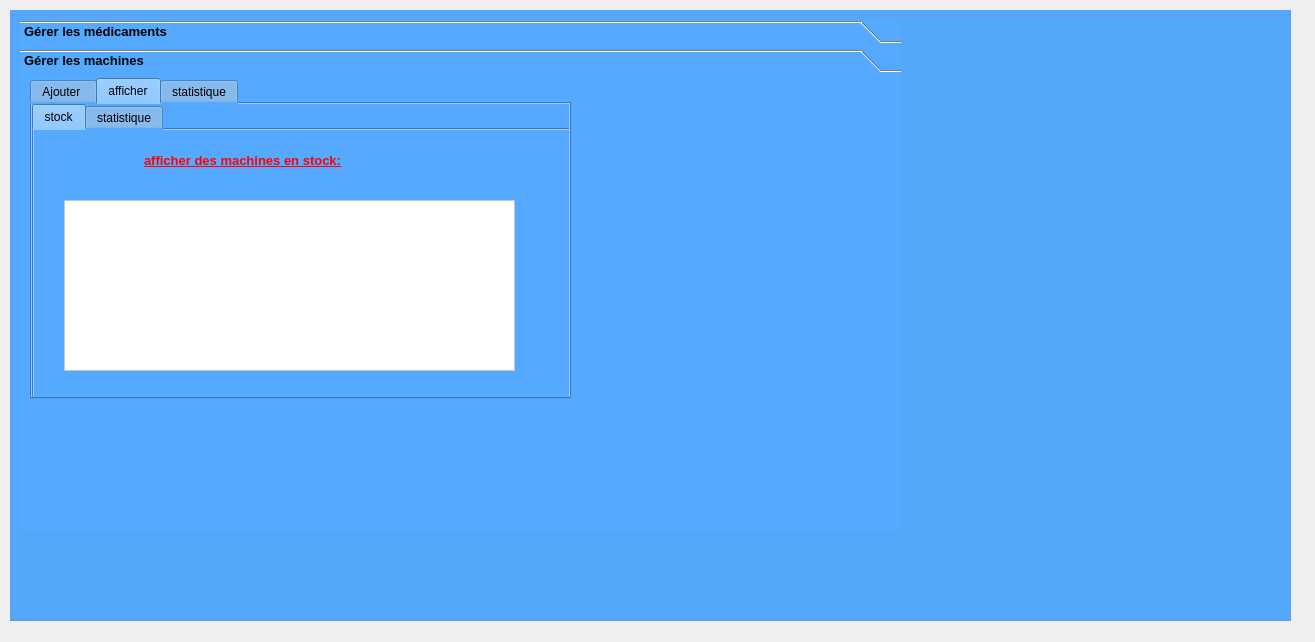
Old version of the form form.ui in the repository Oussamab6/E-Health_2A14.
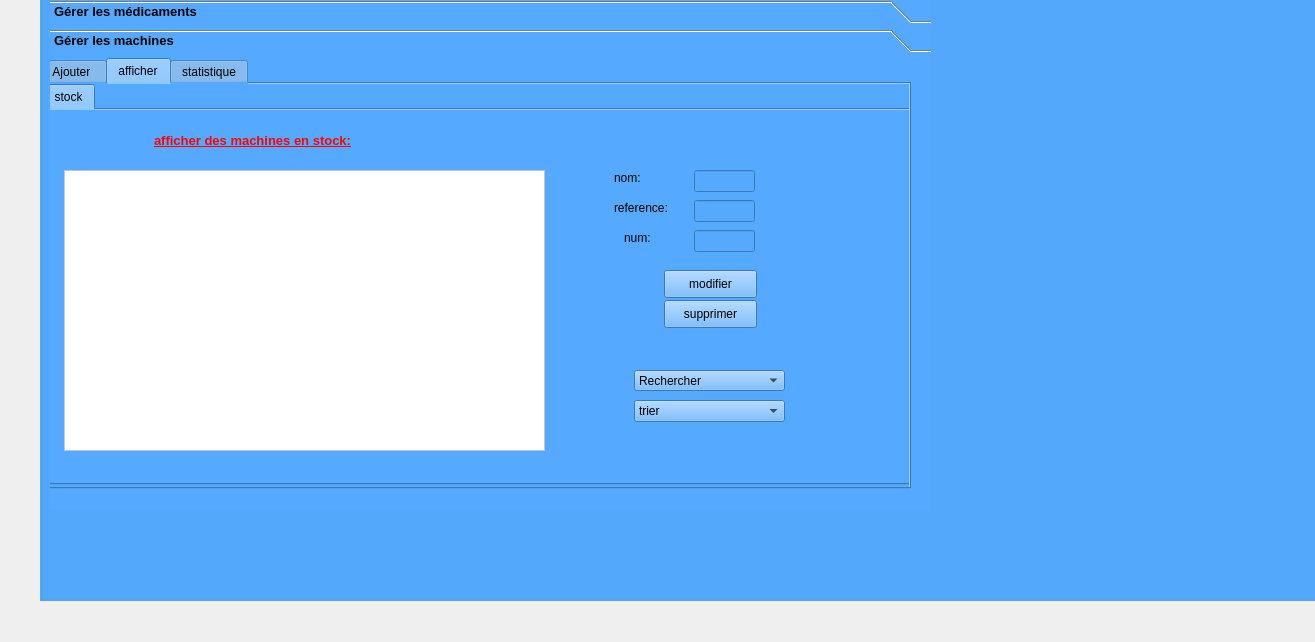
New version of the form. The open tabs and pages were chosen to show the change.

What changed in the file:
```diff
--- a/form.ui
+++ b/form.ui
@@ -16,8 +16,8 @@
   <widget class="QGroupBox" name="groupBox">
    <property name="geometry">
     <rect>
-     <x>10</x>
-     <y>10</y>
+     <x>40</x>
+     <y>-10</y>
      <width>1281</width>
      <height>611</height>
     </rect>
@@ -69,7 +69,7 @@
        </rect>
       </property>
       <property name="currentIndex">
-       <number>0</number>
+       <number>1</number>
       </property>
       <widget class="QWidget" name="tab">
        <attribute name="title">
@@ -535,14 +535,14 @@
      <widget class="QTabWidget" name="tabWidget_2">
       <property name="geometry">
        <rect>
-        <x>10</x>
+        <x>-10</x>
         <y>0</y>
-        <width>541</width>
-        <height>321</height>
+        <width>871</width>
+        <height>431</height>
        </rect>
       </property>
       <property name="currentIndex">
-       <number>1</number>
+       <number>0</number>
       </property>
       <widget class="QWidget" name="tab_3">
        <attribute name="title">
@@ -664,6 +664,32 @@
          <string notr="true">background-color: rgb(255, 255, 255);</string>
         </property>
        </widget>
+       <widget class="QLabel" name="label_18">
+        <property name="geometry">
+         <rect>
+          <x>60</x>
+          <y>200</y>
+          <width>55</width>
+          <height>16</height>
+         </rect>
+        </property>
+        <property name="styleSheet">
+         <string notr="true">font: 75 10pt &quot;MS Shell Dlg 2&quot;;</string>
+        </property>
+        <property name="text">
+         <string>num:</string>
+        </property>
+       </widget>
+       <widget class="QLineEdit" name="lineEdit">
+        <property name="geometry">
+         <rect>
+          <x>200</x>
+          <y>200</y>
+          <width>113</width>
+          <height>22</height>
+         </rect>
+        </property>
+       </widget>
       </widget>
       <widget class="QWidget" name="tab_4">
        <attribute name="title">
@@ -674,12 +700,12 @@
          <rect>
           <x>0</x>
           <y>0</y>
-          <width>541</width>
-          <height>301</height>
+          <width>1081</width>
+          <height>401</height>
          </rect>
         </property>
         <property name="currentIndex">
-         <number>1</number>
+         <number>0</number>
         </property>
         <widget class="QWidget" name="tab_10">
          <attribute name="title">
@@ -709,75 +735,168 @@
            <string>afficher des machines en stock:</string>
           </property>
          </widget>
-         <widget class="QListView" name="listView_2">
+         <widget class="QPushButton" name="pushButton_5">
           <property name="geometry">
            <rect>
-            <x>30</x>
-            <y>70</y>
-            <width>451</width>
-            <height>171</height>
+            <x>620</x>
+            <y>190</y>
+            <width>93</width>
+            <height>28</height>
            </rect>
           </property>
-          <property name="styleSheet">
-           <string notr="true">background-color: rgb(255, 255, 255);</string>
+          <property name="text">
+           <string>supprimer</string>
           </property>
          </widget>
-        </widget>
-        <widget class="QWidget" name="tab_17">
-         <attribute name="title">
-          <string>statistique</string>
-         </attribute>
+         <widget class="QPushButton" name="pushButton_mod_2">
+          <property name="geometry">
+           <rect>
+            <x>620</x>
+            <y>160</y>
+            <width>93</width>
+            <height>28</height>
+           </rect>
+          </property>
+          <property name="text">
+           <string>modifier</string>
+          </property>
+         </widget>
+         <widget class="QComboBox" name="comboBox_reche_2">
+          <property name="geometry">
+           <rect>
+            <x>590</x>
+            <y>260</y>
+            <width>151</width>
+            <height>21</height>
+           </rect>
+          </property>
+          <item>
+           <property name="text">
+            <string>Rechercher</string>
+           </property>
+          </item>
+          <item>
+           <property name="text">
+            <string>Nom</string>
+           </property>
+          </item>
+          <item>
+           <property name="text">
+            <string>Reference</string>
+           </property>
+          </item>
+          <item>
+           <property name="text">
+            <string>Nom et Num</string>
+           </property>
+          </item>
+         </widget>
+         <widget class="QComboBox" name="comboBox_trier_2">
+          <property name="geometry">
+           <rect>
+            <x>590</x>
+            <y>290</y>
+            <width>151</width>
+            <height>22</height>
+           </rect>
+          </property>
+          <item>
+           <property name="text">
+            <string>trier</string>
+           </property>
+          </item>
+          <item>
+           <property name="text">
+            <string>Reference et Nom et Num</string>
+           </property>
+          </item>
+          <item>
+           <property name="text">
+            <string>Reference</string>
+           </property>
+          </item>
+          <item>
+           <property name="text">
+            <string>Num</string>
+           </property>
+          </item>
+         </widget>
+         <widget class="QLabel" name="label_7">
+          <property name="geometry">
+           <rect>
+            <x>570</x>
+            <y>90</y>
+            <width>71</width>
+            <height>16</height>
+           </rect>
+          </property>
+          <property name="text">
+           <string>reference:</string>
+          </property>
+         </widget>
+         <widget class="QLabel" name="label_8">
+          <property name="geometry">
+           <rect>
+            <x>580</x>
+            <y>120</y>
+            <width>55</width>
+            <height>16</height>
+           </rect>
+          </property>
+          <property name="text">
+           <string>num:</string>
+          </property>
+         </widget>
          <widget class="QLabel" name="label_17">
           <property name="geometry">
            <rect>
-            <x>140</x>
-            <y>30</y>
-            <width>251</width>
-            <height>20</height>
-           </rect>
-          </property>
-          <property name="font">
-           <font>
-            <pointsize>10</pointsize>
-            <weight>75</weight>
-            <bold>true</bold>
-            <underline>true</underline>
-           </font>
-          </property>
-          <property name="styleSheet">
-           <string notr="true">color: rgb(255, 0, 0);</string>
-          </property>
-          <property name="text">
-           <string>statistique des machine:</string>
-          </property>
-         </widget>
-         <widget class="QLabel" name="label_18">
-          <property name="geometry">
-           <rect>
-            <x>20</x>
-            <y>90</y>
-            <width>261</width>
+            <x>570</x>
+            <y>60</y>
+            <width>55</width>
             <height>16</height>
            </rect>
           </property>
-          <property name="font">
-           <font>
-            <pointsize>10</pointsize>
-            <weight>75</weight>
-            <bold>true</bold>
-           </font>
-          </property>
           <property name="text">
-           <string>les machines les plus utiliser:</string>
+           <string>nom:</string>
           </property>
          </widget>
-         <widget class="QListView" name="listView_4">
+         <widget class="QLineEdit" name="lineEdit_nom_3">
           <property name="geometry">
            <rect>
-            <x>35</x>
-            <y>121</y>
-            <width>451</width>
-            <height>131</height>
+            <x>650</x>
+            <y>60</y>
+            <width>61</width>
+            <height>22</height>
+           </rect>
+          </property>
+         </widget>
+         <widget class="QLineEdit" name="lineEdit_nom_4">
+          <property name="geometry">
+           <rect>
+            <x>650</x>
+            <y>90</y>
+            <width>61</width>
+            <height>22</height>
+           </rect>
+          </property>
+         </widget>
+         <widget class="QLineEdit" name="lineEdit_nom_5">
+          <property name="geometry">
+           <rect>
+            <x>650</x>
+            <y>120</y>
+            <width>61</width>
+            <height>22</height>
+           </rect>
+          </property>
+         </widget>
+         <widget class="QTableView" name="tableView_2">
+          <property name="geometry">
+           <rect>
+            <x>20</x>
+            <y>60</y>
+            <width>481</width>
+            <height>281</height>
            </rect>
           </property>
           <property name="styleSheet">
```
